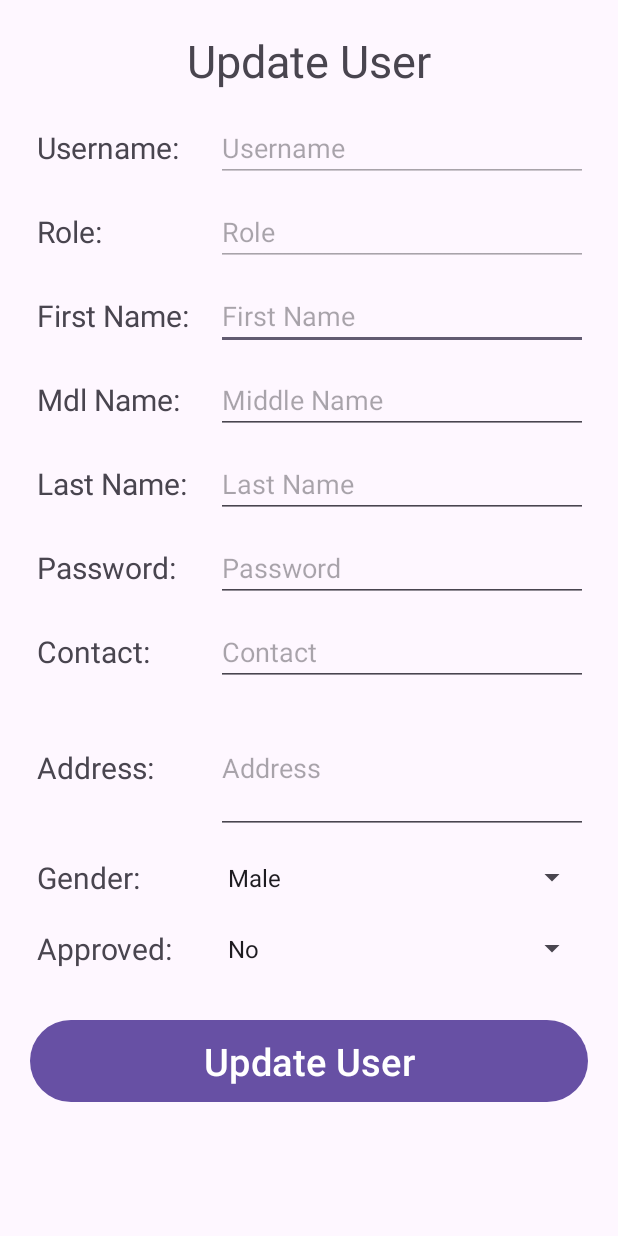
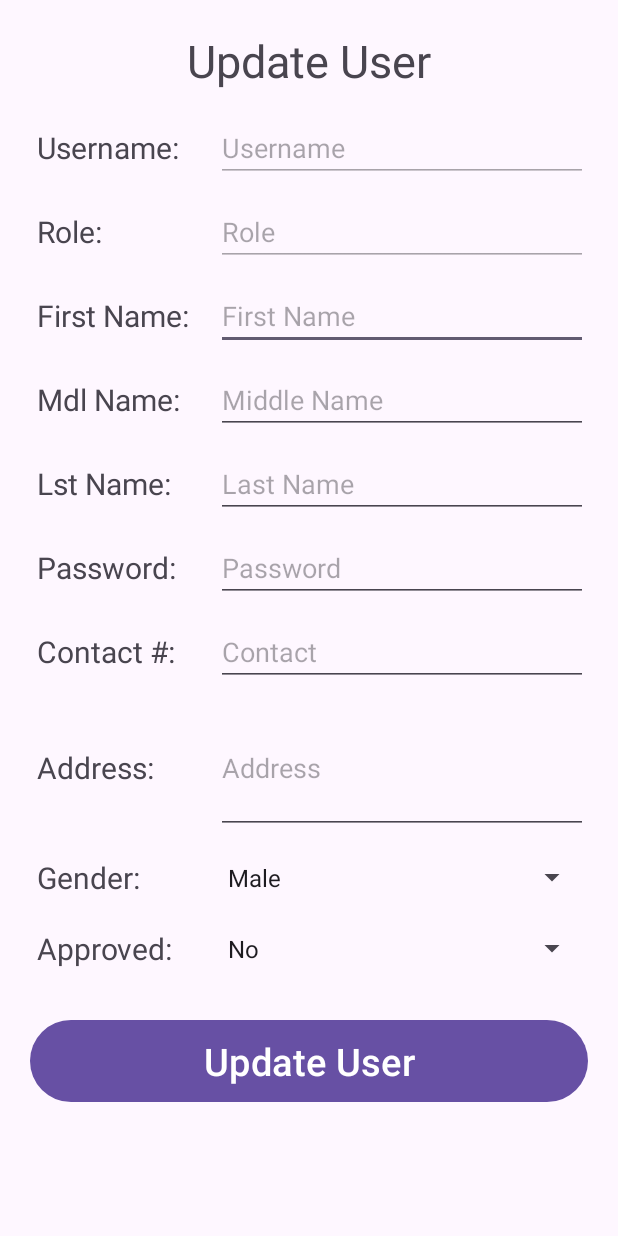
Before and after one commit to lonewanderer27/Dashboard, an Android app: the UserEditRecord screen opened directly, with no data from a screen before it, on a phone screen of 412 x 824 dp. Run offline under Robolectric (Android 15) with nearby library versions, the phone set to English and light mode, and no system bars; 15 statements that could not run were skipped.

Commit message:
ui: change edit record texts

```diff
--- a/app/src/main/res/layout/jp_activity_user_edit_record.xml
+++ b/app/src/main/res/layout/jp_activity_user_edit_record.xml
@@ -123,7 +123,7 @@
                 android:layout_height="match_parent"
                 android:layout_weight="1"
                 android:gravity="center_vertical"
-                android:text=" Last Name: "
+                android:text=" Lst Name: "
                 android:textSize="20sp" />
 
             <EditText
@@ -169,7 +169,7 @@
                 android:layout_height="match_parent"
                 android:layout_weight="1"
                 android:gravity="center_vertical"
-                android:text=" Contact: "
+                android:text=" Contact #: "
                 android:textSize="20sp" />
 
             <EditText
```
